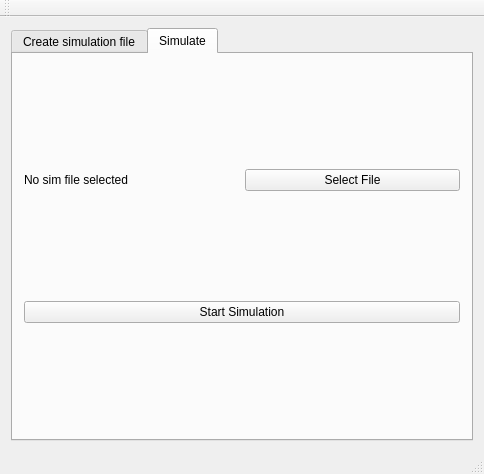
m-anwr/DSProject, file src/mainwindow.ui: the form before one commit.
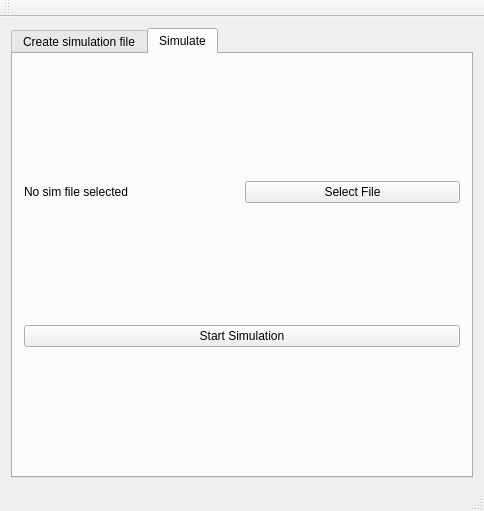
The form after the commit. The open tabs and pages were chosen to show the change.

Commit message: Parsing code iteration 1

Patch:
```diff
--- a/src/mainwindow.ui
+++ b/src/mainwindow.ui
@@ -7,7 +7,7 @@
     <x>0</x>
     <y>0</y>
     <width>484</width>
-    <height>470</height>
+    <height>511</height>
    </rect>
   </property>
   <property name="windowTitle">
```
Left out of the diff: 4 changed lines with no effect on the pictures. The commit also changes 2 other files.
